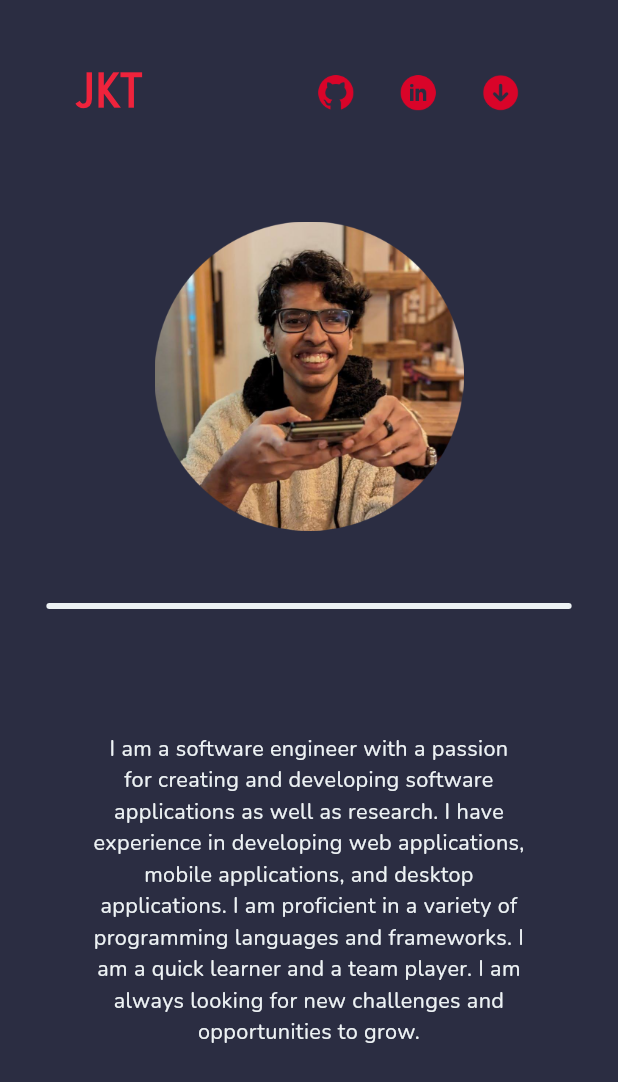
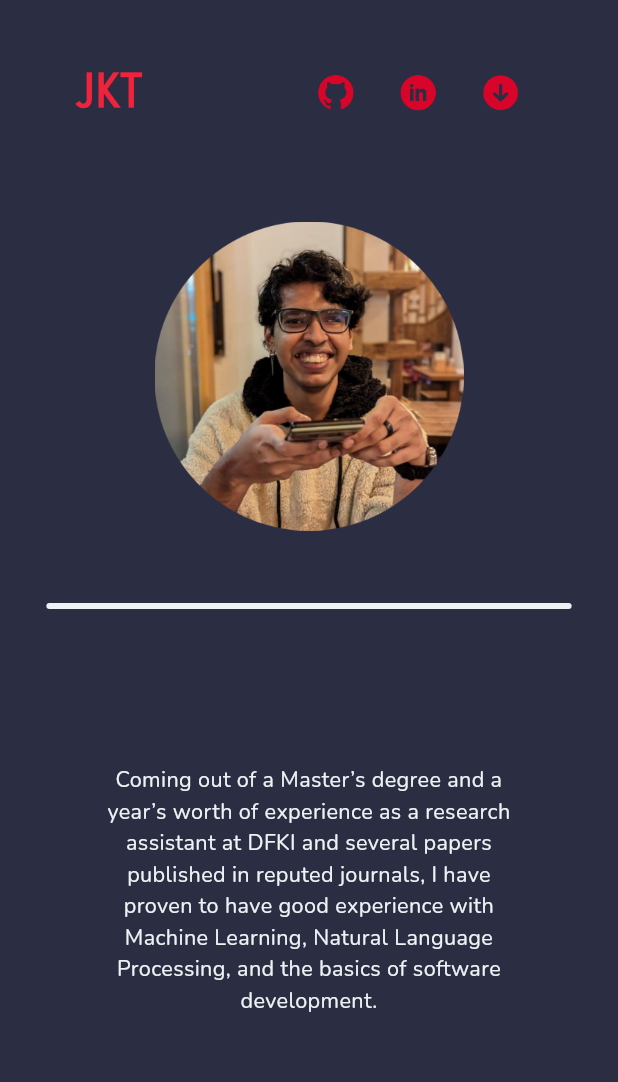
Before and after one commit to jk-tripathy/jk-tripathy.github.io, a Flutter app: the AboutView screen opened by its route, on a phone screen of 412 x 824 dp. Shown: the top 1082 px of the screen. Run offline on Flutter 3.47's test engine with Material 3 defaults, Android fonts, the phone set to English and light mode, and no system bars; our stand-ins replace go_router; missing offline and left inert: dart:html.

Commit message:
feat: update about text

```diff
--- a/lib/screens/about.dart
+++ b/lib/screens/about.dart
@@ -62,7 +62,7 @@ class AboutView extends StatelessWidget {
         height: MediaQuery.of(context).size.height * 0.3,
         child: Center(
           child: Text(
-            "I am a software engineer with a passion for creating and developing software applications as well as research. I have experience in developing web applications, mobile applications, and desktop applications. I am proficient in a variety of programming languages and frameworks. I am a quick learner and a team player. I am always looking for new challenges and opportunities to grow.",
+            "Coming out of a Master’s degree and a year’s worth of experience as a research assistant at DFKI and several papers published in reputed journals, I have proven to have good experience with Machine Learning, Natural Language Processing, and the basics of software development. ",
             style: Theme.of(context).textTheme.bodyMedium!.copyWith(
                   color: Theme.of(context).primaryColorLight,
                 ),
@@ -105,7 +105,7 @@ class AboutView extends StatelessWidget {
         height: MediaQuery.of(context).size.height * 0.60,
         child: Center(
           child: Text(
-            "I am a software engineer with a passion for creating and developing software applications as well as research. I have experience in developing web applications, mobile applications, and desktop applications. I am proficient in a variety of programming languages and frameworks. I am a quick learner and a team player. I am always looking for new challenges and opportunities to grow.",
+            "Coming out of a Master’s degree and a year’s worth of experience as a research assistant at DFKI and several papers published in reputed journals, I have proven to have good experience with Machine Learning, Natural Language Processing, and the basics of software development. ",
             style: Theme.of(context).textTheme.bodyMedium!.copyWith(
                   color: Theme.of(context).primaryColorLight,
                 ),
```
